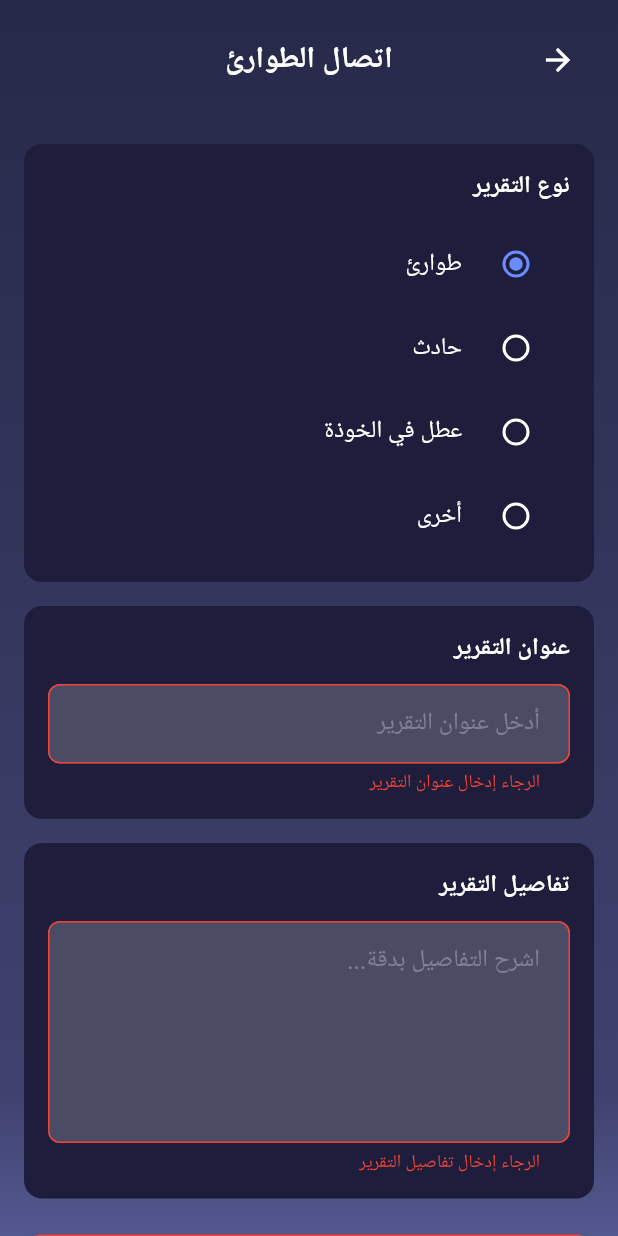
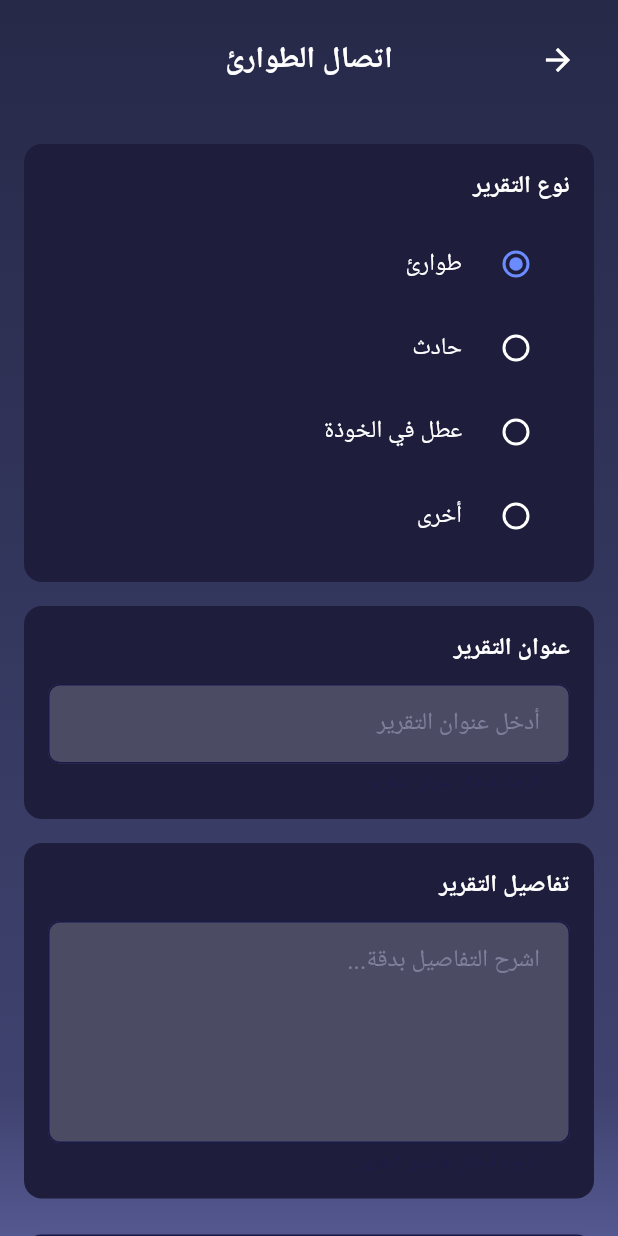
Before and after one commit to fahm99/smart-hele-app, a Flutter app: the CreateReportScreen screen opened by its route, after a tap on "إرسال التقرير", on a phone screen of 412 x 824 dp. Run offline on Flutter 3.47's test engine with Material 3 defaults, Android fonts, the phone set to English and light mode, and no system bars; our stand-ins replace cloud_firestore, firebase_auth, firebase_core, firebase_messaging, flutter_blue_plus, flutter_local_notifications and 4 more; accounts and stored records are empty.

Commit message:
same changes

```diff
--- a/lib/core/theme/app_colors.dart
+++ b/lib/core/theme/app_colors.dart
@@ -21,7 +21,7 @@ class AppColors {
   // Status Colors
   static const Color success = Color(0xFF4caf50);
   static const Color warning = Color(0xFFff9800);
-  static const Color error = Color(0xFFf44336);
+  static const Color error = Color(0xFF1a1a4a);
   static const Color info = Color(0xFF2196F3);
 
   // Text Colors
--- a/lib/main.dart
+++ b/lib/main.dart
@@ -3,8 +3,6 @@ import 'package:flutter/material.dart';
 import 'package:flutter/services.dart';
 import 'package:flutter_localizations/flutter_localizations.dart';
 import 'package:provider/provider.dart';
-
-
 
 import 'core/localization/app_localizations.dart';
 import 'core/theme/app_theme.dart';
@@ -20,8 +18,8 @@ import 'services/notification_service.dart';
 void main() async {
   WidgetsFlutterBinding.ensureInitialized();
 
-  // Load services in the background so they don't block the screen
-  _initServices();
+  // Initialize services (await so Firebase is ready before app starts)
+  await _initServices();
 
   // Set preferred orientations
   SystemChrome.setPreferredOrientations([
--- a/lib/screens/home/create_report_screen.dart
+++ b/lib/screens/home/create_report_screen.dart
@@ -53,11 +53,24 @@ class _CreateReportScreenState extends State<CreateReportScreen> {
     try {
       final authProvider = context.read<AuthProvider>();
       final bluetoothProvider = context.read<BluetoothProvider>();
+
+      // تحقق من أن المستخدم مسجل الدخول
+      if (!authProvider.isAuthenticated) {
+        throw Exception('يجب تسجيل الدخول أولاً');
+      }
+
+      // تحقق من أن بيانات المستخدم محملة
+      if (!authProvider.isUserDataLoaded) {
+        throw Exception('جاري تحميل بيانات المستخدم، يرجى المحاولة مرة أخرى');
+      }
+
       final user = authProvider.user;
       final sensorData = bluetoothProvider.latestData;
+
       if (user == null) {
-        throw Exception('User not found');
+        throw Exception('لم يتم العثور على بيانات المستخدم');
       }
+
       final report = ReportModel(
         userId: user.id,
         userName: user.name,
@@ -69,7 +82,9 @@ class _CreateReportScreenState extends State<CreateReportScreen> {
         longitude: sensorData?.longitude,
         timestamp: DateTime.now(),
       );
+
       await _firebaseService.createReport(report);
+
       if (!mounted) return;
       // Show success message
       ScaffoldMessenger.of(context).showSnackBar(
@@ -89,9 +104,26 @@ class _CreateReportScreenState extends State<CreateReportScreen> {
       setState(() {
         _isSubmitting = false;
       });
+
+      // رسالة خطأ أكثر وضوحاً
+      String errorMessage = 'فشل إرسال التقرير';
+      if (e.toString().contains('User not found') ||
+          e.toString().contains('لم يتم العثور')) {
+        errorMessage =
+            'لم يتم العثور على بيانات المستخدم. يرجى تسجيل الدخول مرة أخرى';
+      } else if (e.toString().contains('يجب تسجيل الدخول')) {
+        errorMessage = 'يجب تسجيل الدخول أولاً';
+      } else if (e.toString().contains('جاري تحميل')) {
+        errorMessage =
+            'جاري تحميل بيانات المستخدم، يرجى الانتظار قليلاً والمحاولة مرة أخرى';
+      } else {
+        errorMessage =
+            'فشل إرسال التقرير: ${e.toString().replaceAll('Exception: ', '')}';
+      }
+
       ScaffoldMessenger.of(context).showSnackBar(
         SnackBar(
-          content: Text('فشل إرسال التقرير: $e'),
+          content: Text(errorMessage),
           backgroundColor: AppColors.error,
           duration: const Duration(seconds: 3),
         ),
--- a/lib/screens/home/user_home_screen.dart
+++ b/lib/screens/home/user_home_screen.dart
@@ -60,8 +60,9 @@ class _UserHomeScreenState extends State<UserHomeScreen> {
     _scanSubscription = FlutterBluePlus.scanResults.listen((results) async {
       for (var r in results) {
         // ⚠️ غيري الاسم إذا جهازك مختلف
-        final advName = (r.device.advName ?? '');
-        if (!_isConnecting && advName.contains("SSH-Helmet")) {
+        final advName = r.device.advName;
+        if (!_isConnecting &&
+            advName.contains("SSH-Helmet")) {
           _isConnecting = true;
 
           try {
```
Also changed, not shown: lib/providers/auth_provider.dart (+18 -3 lines), lib/screens/auth/user_login_screen.dart (+14 -1 lines), 1 other file.
